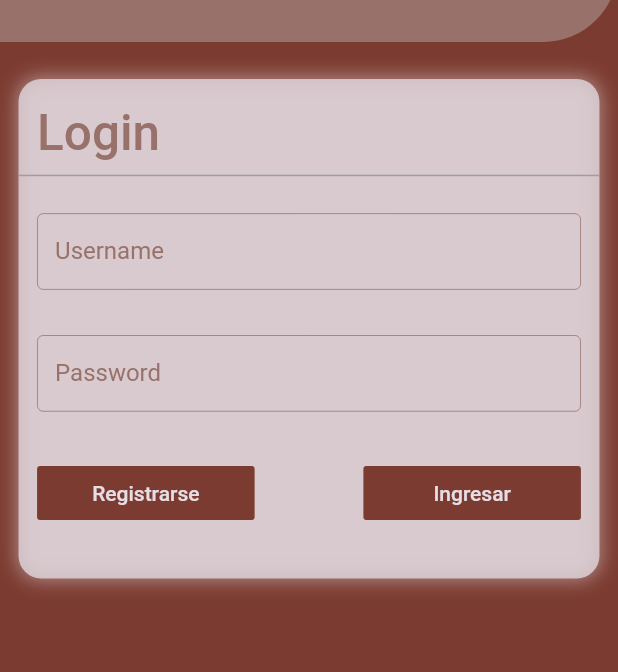
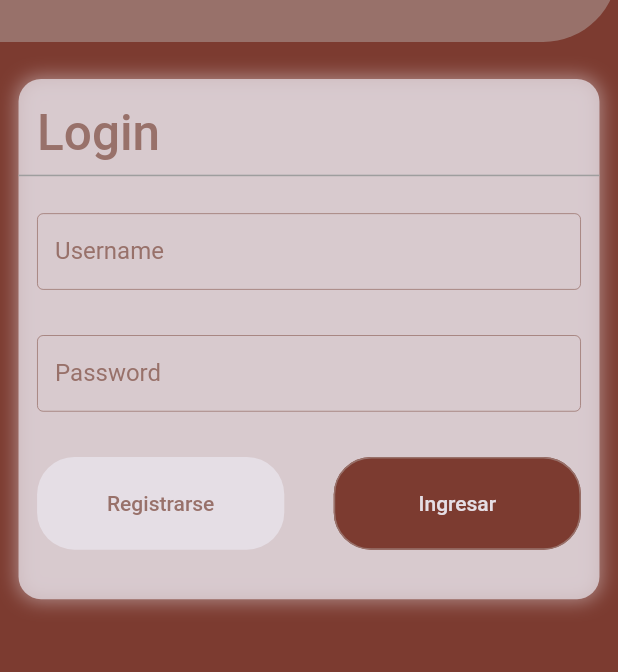
Before and after one commit to Tsuryu/arreglapp, a Flutter app: the screen it shows after launch, on a phone screen of 412 x 824 dp, the part 131-803 px from its top. Run offline on Flutter 3.47's test engine with Material 2 defaults, Android fonts, the phone set to English and light mode, and no system bars; missing offline and left inert: flutter_picker; accounts and stored records are empty.

```diff
--- a/lib/src/models/user_profile.dart
+++ b/lib/src/models/user_profile.dart
@@ -11,22 +11,26 @@ String userProfileToJson(UserProfile data) => json.encode(data.toJson());
 class UserProfile {
   UserProfile({
     this.username,
+    this.password,
     this.firstName,
     this.lastName,
   });
 
   String username;
+  String password;
   String firstName;
   String lastName;
 
   factory UserProfile.fromJson(Map<String, dynamic> json) => UserProfile(
         username: json["username"],
+        password: json["password"],
         firstName: json["first_name"],
         lastName: json["last_name"],
       );
 
   Map<String, dynamic> toJson() => {
         "username": username,
+        "password": password,
         "first_name": firstName,
         "last_name": lastName,
       };
--- a/lib/src/pages/login_page.dart
+++ b/lib/src/pages/login_page.dart
@@ -4,8 +4,8 @@ import 'package:arreglapp/src/pages/enrollment_type_selection_page.dart';
 import 'package:arreglapp/src/pages/home_page.dart';
 import 'package:arreglapp/src/providers/user_profile_provider.dart';
 import 'package:arreglapp/src/services/user_profile_service.dart';
-import 'package:arreglapp/src/theme/theme.dart';
 import 'package:arreglapp/src/widgets/basic_card.dart';
+import 'package:arreglapp/src/widgets/common_button.dart';
 import 'package:arreglapp/src/widgets/common_header.dart';
 import 'package:arreglapp/src/widgets/common_text_form_field.dart';
 import 'package:arreglapp/src/widgets/slider_page_wrapper.dart';
@@ -58,9 +58,7 @@ class __LoginFormState extends State<_LoginForm> {
   Widget build(BuildContext context) {
     final loginProvider = Provider.of<_LoginProvider>(context);
     final userProfileProvider = Provider.of<UserProfileProvider>(context, listen: false);
-
     final size = MediaQuery.of(context).size;
-    final appTheme = Provider.of<ThemeChanger>(context).currentTheme;
 
     return Container(
       padding: EdgeInsets.symmetric(vertical: size.height * 0.02),
@@ -88,28 +86,23 @@ class __LoginFormState extends State<_LoginForm> {
             Flex(
               direction: Axis.horizontal,
               children: [
-                Flexible(
-                  flex: 2,
-                  child: Container(
-                    width: double.infinity,
-                    child: RaisedButton(
-                      elevation: 0.0,
-                      child: Text('Registrarse', style: appTheme.textTheme.bodyText1),
+                CommonButton(
+                  text: 'Registrarse',
+                  withBorder: false,
+                  height: size.height * 0.075,
+                  width: size.width * 0.4,
                   onPressed: () async {
-                        Navigator.push(context,
-                            CupertinoPageRoute(builder: (BuildContext context) => EnrollmentTypeSelectionPage()));
+                    await Navigator.push(
+                        context, CupertinoPageRoute(builder: (BuildContext context) => EnrollmentTypeSelectionPage()));
+                    _formKey.currentState.reset();
                   },
                 ),
-                  ),
-                ),
-                Flexible(child: Container(), flex: 1),
-                Flexible(
-                  flex: 2,
-                  child: Container(
-                    width: double.infinity,
-                    child: RaisedButton(
-                      elevation: 0.0,
-                      child: Text('Ingresar', style: appTheme.textTheme.bodyText1),
+                Expanded(child: Container()),
+                CommonButton(
+                  text: 'Ingresar',
+                  mainButton: false,
+                  height: size.height * 0.075,
+                  width: size.width * 0.4,
                   onPressed: () async {
                     if (!_formKey.currentState.validate()) {
                       FocusManager.instance.primaryFocus.unfocus();
@@ -126,15 +119,12 @@ class __LoginFormState extends State<_LoginForm> {
                       showErrorSnackbar(context, 'Datos incorrectos');
                     } else {
                       userProfileProvider.userProfile = result;
-                          await Navigator.push(
-                              context, CupertinoPageRoute(builder: (BuildContext context) => HomePage()));
+                      await Navigator.push(context, CupertinoPageRoute(builder: (BuildContext context) => HomePage()));
                       FocusManager.instance.primaryFocus.unfocus();
                       _formKey.currentState.reset();
                       userProfileProvider.userProfile = null;
                     }
                   },
-                    ),
-                  ),
                 ),
               ],
             ),
--- a/lib/src/widgets/common_button.dart
+++ b/lib/src/widgets/common_button.dart
@@ -7,8 +7,18 @@ class CommonButton extends StatelessWidget {
   final bool mainButton;
   final Function onPressed;
   static dynamic _dummyOnPressed() {}
+  final double width;
+  final double height;
+  final bool withBorder;
 
-  const CommonButton({@required this.text, this.mainButton = true, this.onPressed = _dummyOnPressed});
+  const CommonButton({
+    @required this.text,
+    this.mainButton = true,
+    this.onPressed = _dummyOnPressed,
+    this.width,
+    this.height,
+    this.withBorder = true,
+  });
 
   @override
   Widget build(BuildContext context) {
@@ -17,15 +27,20 @@ class CommonButton extends StatelessWidget {
     final buttonWidth = size.width * 0.5;
 
     return Container(
-      width: buttonWidth,
-      height: buttonWidth / 4,
+      width: this.width != null ? this.width : buttonWidth,
+      height: this.height != null ? this.height : buttonWidth / 4,
       child: FlatButton(
         onPressed: this.onPressed,
-        child: Text(this.text, style: this.mainButton ? appTheme.textTheme.bodyText2 : appTheme.accentColor),
-        color: this.mainButton ? appTheme.accentColor : appTheme.backgroundColor,
+        child: Text(this.text,
+            style: this.mainButton
+                ? appTheme.textTheme.bodyText2
+                : appTheme.textTheme.bodyText2.copyWith(color: appTheme.accentColor)),
+        color: this.mainButton ? appTheme.accentColor : appTheme.scaffoldBackgroundColor,
         shape: RoundedRectangleBorder(
           borderRadius: BorderRadius.circular(25.0),
-          side: BorderSide(color: this.mainButton ? Colors.white : appTheme.backgroundColor),
+          side: this.withBorder
+              ? BorderSide(color: this.mainButton ? Colors.white : appTheme.backgroundColor)
+              : BorderSide(width: 0.0, color: Colors.transparent),
         ),
       ),
     );
```
Also changed, not shown: lib/src/pages/client_enrollment_page.dart (+83 -9 lines), lib/src/pages/enrollment_type_selection_page.dart (+6 -2 lines), lib/src/services/user_profile_service.dart (+21 -1 lines). Lines whose indentation alone changed are shown as unchanged.
